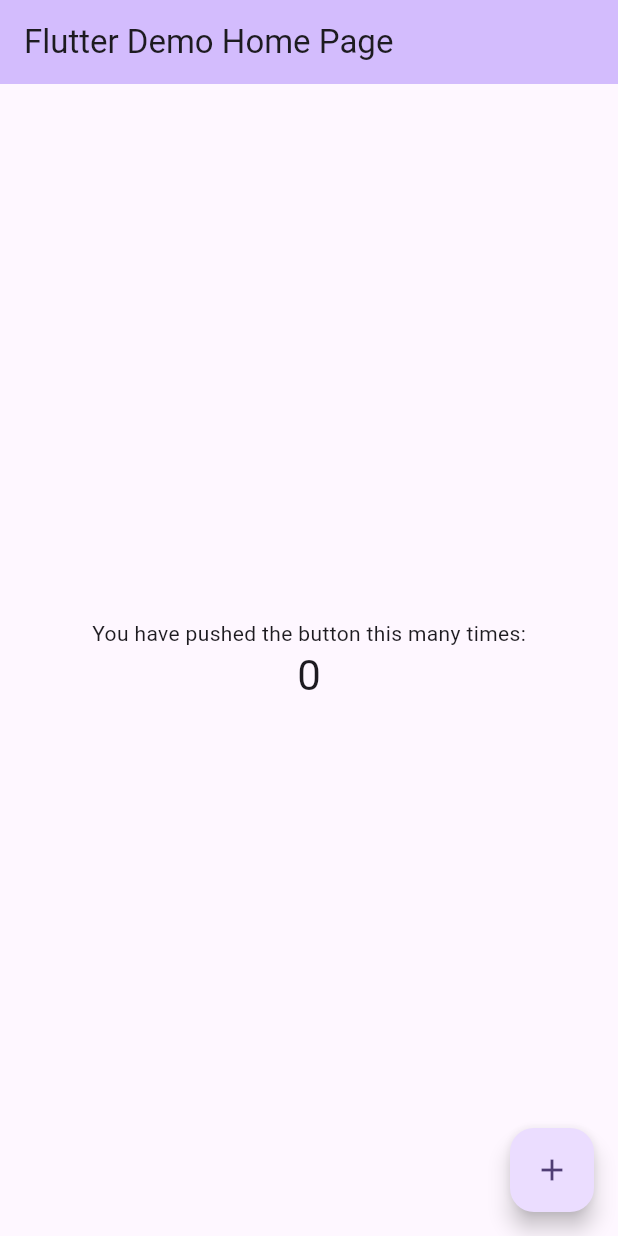
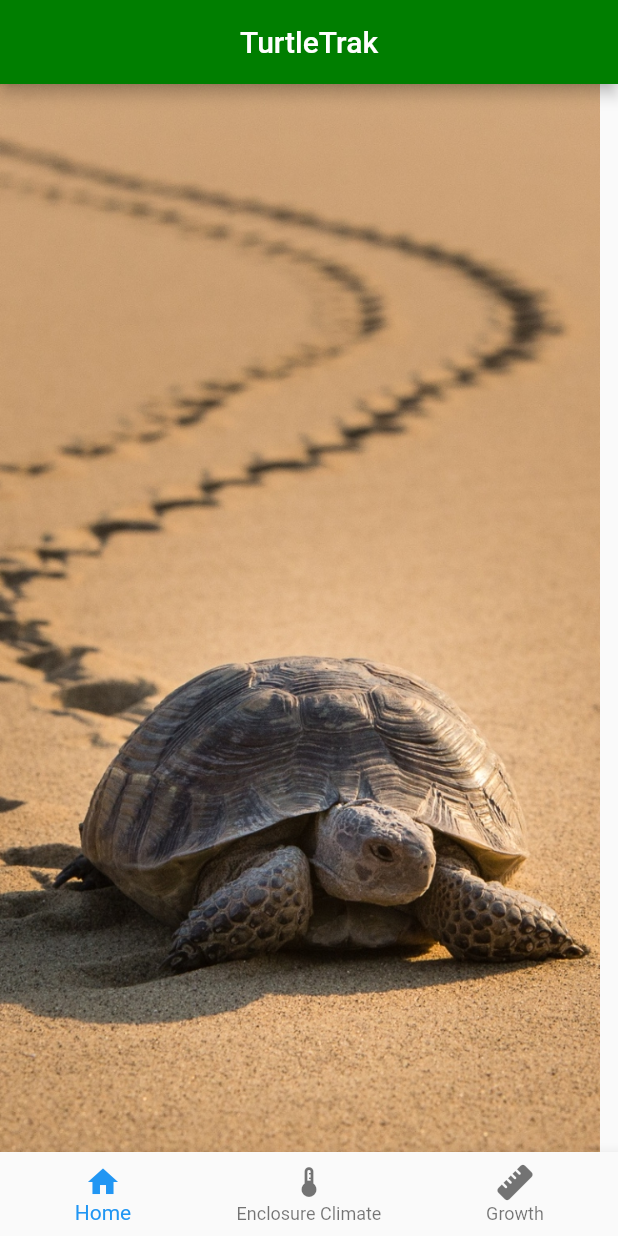
Before and after one commit to KeilGries/turtle_trak, a Flutter app: the screen it shows after launch, on a phone screen of 412 x 824 dp. Run offline on Flutter 3.47's test engine with Material 2 defaults, Android fonts, the phone set to English and light mode, and no system bars; our stand-ins replace font_awesome_flutter.

Commit message:
Added an images folder with various images. Changed dependencies to include font_awesome_flutter. Added a background to the home page. Added a bottomNavigationBar and icons.

```diff
--- a/turtle_trak/lib/main.dart
+++ b/turtle_trak/lib/main.dart
@@ -1,125 +1,73 @@
-import 'package:flutter/material.dart';
+// ignore_for_file: prefer_const_constructors
 
-void main() {
-  runApp(const MyApp());
-}
+import "package:flutter/material.dart";
+import 'package:font_awesome_flutter/font_awesome_flutter.dart';
 
-class MyApp extends StatelessWidget {
-  const MyApp({super.key});
+void main() => runApp(TurtleTrak());
 
-  // This widget is the root of your application.
+class TurtleTrak extends StatelessWidget {
+  const TurtleTrak({super.key});
+
   @override
   Widget build(BuildContext context) {
     return MaterialApp(
-      title: 'Flutter Demo',
-      theme: ThemeData(
-        // This is the theme of your application.
-        //
-        // TRY THIS: Try running your application with "flutter run". You'll see
-        // the application has a blue toolbar. Then, without quitting the app,
-        // try changing the seedColor in the colorScheme below to Colors.green
-        // and then invoke "hot reload" (save your changes or press the "hot
-        // reload" button in a Flutter-supported IDE, or press "r" if you used
-        // the command line to start the app).
-        //
-        // Notice that the counter didn't reset back to zero; the application
-        // state is not lost during the reload. To reset the state, use hot
-        // restart instead.
-        //
-        // This works for code too, not just values: Most code changes can be
-        // tested with just a hot reload.
-        colorScheme: ColorScheme.fromSeed(seedColor: Colors.deepPurple),
-        useMaterial3: true,
-      ),
-      home: const MyHomePage(title: 'Flutter Demo Home Page'),
+      debugShowCheckedModeBanner: false,
+      home: HomeScreen(),
     );
   }
 }
 
-class MyHomePage extends StatefulWidget {
-  const MyHomePage({super.key, required this.title});
-
-  // This widget is the home page of your application. It is stateful, meaning
-  // that it has a State object (defined below) that contains fields that affect
-  // how it looks.
-
-  // This class is the configuration for the state. It holds the values (in this
-  // case the title) provided by the parent (in this case the App widget) and
-  // used by the build method of the State. Fields in a Widget subclass are
-  // always marked "final".
-
-  final String title;
-
-  @override
-  State<MyHomePage> createState() => _MyHomePageState();
-}
-
-class _MyHomePageState extends State<MyHomePage> {
-  int _counter = 0;
-
-  void _incrementCounter() {
-    setState(() {
-      // This call to setState tells the Flutter framework that something has
-      // changed in this State, which causes it to rerun the build method below
-      // so that the display can reflect the updated values. If we changed
-      // _counter without calling setState(), then the build method would not be
-      // called again, and so nothing would appear to happen.
-      _counter++;
-    });
-  }
+class HomeScreen extends StatelessWidget {
+  const HomeScreen({super.key});
 
   @override
   Widget build(BuildContext context) {
-    // This method is rerun every time setState is called, for instance as done
-    // by the _incrementCounter method above.
-    //
-    // The Flutter framework has been optimized to make rerunning build methods
-    // fast, so that you can just rebuild anything that needs updating rather
-    // than having to individually change instances of widgets.
     return Scaffold(
       appBar: AppBar(
-        // TRY THIS: Try changing the color here to a specific color (to
-        // Colors.amber, perhaps?) and trigger a hot reload to see the AppBar
-        // change color while the other colors stay the same.
-        backgroundColor: Theme.of(context).colorScheme.inversePrimary,
-        // Here we take the value from the MyHomePage object that was created by
-        // the App.build method, and use it to set our appbar title.
-        title: Text(widget.title),
+        automaticallyImplyLeading: false,
+        title: Center(child: Text('TurtleTrak')),
+        backgroundColor: Color.fromARGB(255, 0, 126, 0),
       ),
-      body: Center(
-        // Center is a layout widget. It takes a single child and positions it
-        // in the middle of the parent.
-        child: Column(
-          // Column is also a layout widget. It takes a list of children and
-          // arranges them vertically. By default, it sizes itself to fit its
-          // children horizontally, and tries to be as tall as its parent.
-          //
-          // Column has various properties to control how it sizes itself and
-          // how it positions its children. Here we use mainAxisAlignment to
-          // center the children vertically; the main axis here is the vertical
-          // axis because Columns are vertical (the cross axis would be
-          // horizontal).
-          //
-          // TRY THIS: Invoke "debug painting" (choose the "Toggle Debug Paint"
-          // action in the IDE, or press "p" in the console), to see the
-          // wireframe for each widget.
-          mainAxisAlignment: MainAxisAlignment.center,
-          children: <Widget>[
-            const Text(
-              'You have pushed the button this many times:',
-            ),
-            Text(
-              '$_counter',
-              style: Theme.of(context).textTheme.headlineMedium,
-            ),
-          ],
-        ),
+      bottomNavigationBar: BottomNavigationBar(
+        items: const [
+          BottomNavigationBarItem(
+            icon: Icon(Icons.home),
+            label: 'Home',
+          ),
+          BottomNavigationBarItem(
+            icon: Icon(Icons.thermostat),
+            label: 'Enclosure Climate',
+          ),
+          BottomNavigationBarItem(
+            icon: FaIcon(FontAwesomeIcons.ruler),
+            label: 'Growth',
+          ),
+        ],
       ),
-      floatingActionButton: FloatingActionButton(
-        onPressed: _incrementCounter,
-        tooltip: 'Increment',
-        child: const Icon(Icons.add),
-      ), // This trailing comma makes auto-formatting nicer for build methods.
+      body: Image(
+        image: AssetImage('images/TurtleTrak.jpeg'),
+        width: 400.0,
+        height: 800.0,
+        fit: BoxFit.fill,
+      ),
     );
   }
 }
+
+class GrowthScreen extends StatelessWidget {
+  const GrowthScreen({super.key});
+
+  @override
+  Widget build(BuildContext context) {
+    return Scaffold();
+  }
+}
+
+class ClimateScreen extends StatelessWidget {
+  const ClimateScreen({super.key});
+
+  @override
+  Widget build(BuildContext context) {
+    return Scaffold(appBar: AppBar());
+  }
+}
```
Also changed, not shown: turtle_trak/pubspec.yaml (+5 -3 lines), turtle_trak/images/AldabraLizard.jpg (added), turtle_trak/images/HUH.png (added), turtle_trak/images/TurtleTrak.jpeg (added), turtle_trak/pubspec.lock, 1 other file.
